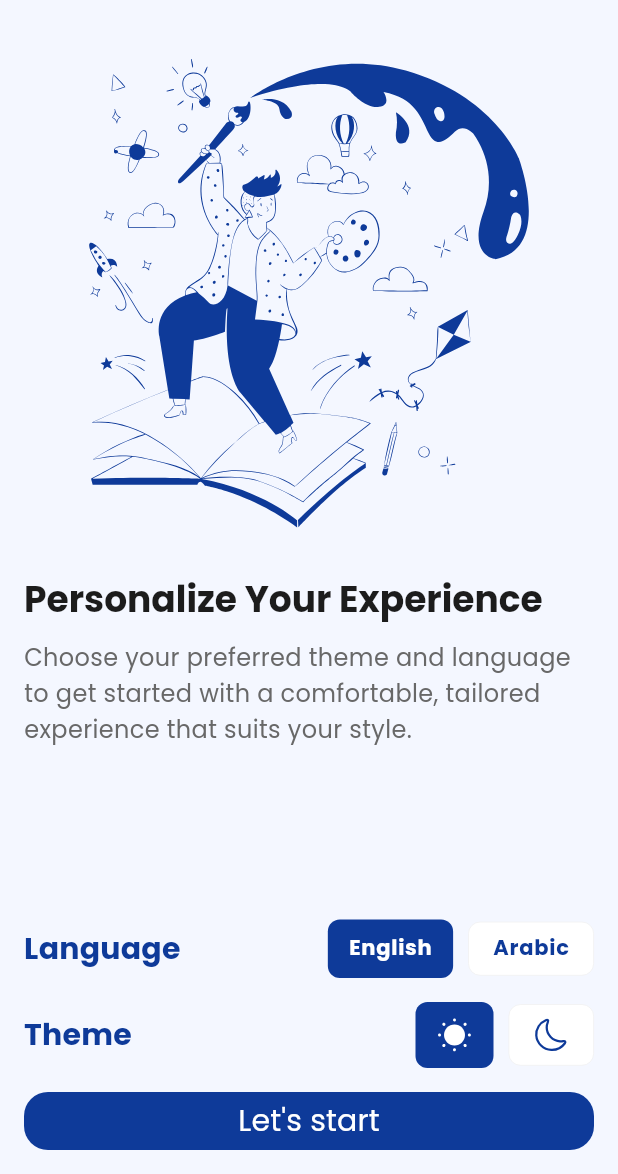
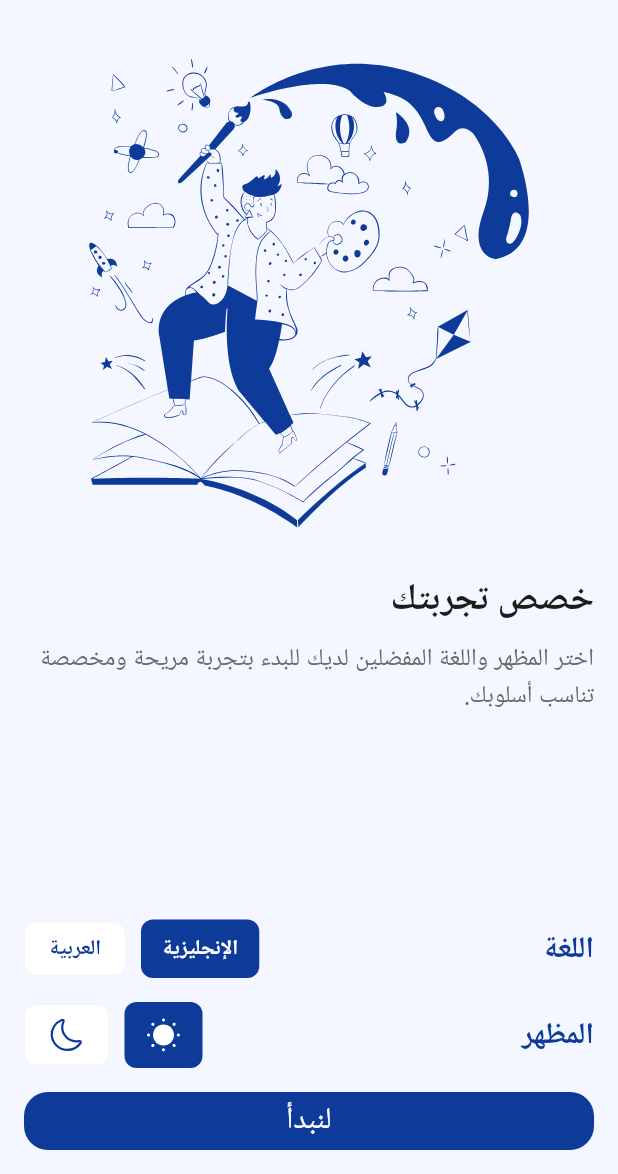
Before and after one commit to saidelhadidi/evently_app, a Flutter app: the screen it shows after launch, on a phone screen of 412 x 824 dp, the part 62-1236 px from its top. Run offline on Flutter 3.47's test engine with Material 3 defaults, Android fonts, the phone set to English and light mode, and no system bars; our stand-ins replace easy_localization, flutter_svg, shared_preferences, smooth_page_indicator.

Commit message:
feat: implement localization with English and Arabic support using easy_localization

```diff
--- a/lib/core/constants/shared_prefs_helper.dart
+++ b/lib/core/remote/local/shared_prefs_helper.dart
@@ -3,6 +3,7 @@ import 'package:shared_preferences/shared_preferences.dart';
 class SharedPrefsHelper {
   static const String onboardingKey = "isOnboarded";
   static const String themeKey = "isDarkTheme";
+  static const String languageKey = "language";
 
   static Future<void> saveOnboardingFinished() async {
     final prefs = await SharedPreferences.getInstance();
@@ -24,4 +25,13 @@ class SharedPrefsHelper {
     return prefs.getBool(themeKey) ?? false;
   }
 
+  static Future<void> saveLanguage(String langCode) async {
+    final prefs = await SharedPreferences.getInstance();
+    await prefs.setString(languageKey, langCode);
+  }
+
+  static Future<String> getLanguage() async {
+    final prefs = await SharedPreferences.getInstance();
+    return prefs.getString(languageKey) ?? "en";
+  }
 }
--- a/lib/core/resources/strings_manager.dart
+++ b/lib/core/resources/strings_manager.dart
@@ -1,55 +1,64 @@
+import 'package:easy_localization/easy_localization.dart';
+
 class StringsManager {
-  static const language = "Language";
-  static const arabic = "Arabic";
-  static const english = "English";
-  static const theme = "Theme";
-  static const skip = "Skip";
-  static const startScreenTitle = "Personalize Your Experience";
-  static const startScreenSubTitle =
-      "Choose your preferred theme and language to get started with a comfortable, tailored experience that suits your style.";
-  static const mailHintText = "Enter your email";
-  static const userHintText = "Enter your name";
-  static const passwordHintText = "Enter your password";
-  static const confirmPasswordHint = "Confirm your password";
-  static const forgetPassword = "Forget Password?";
-  static const logInPageTitle = "Login to your account";
-  static const signUpPageTitle = "Create your account";
-  static const logIn = "Login";
-  static const signUp = "Signup";
-  static const haveAccount = "Already have an account ?";
-  static const dHaveAccount = "Don't have an account ?";
-  static const loginWithGoogle = "Login with Google";
-  static const signupWithGoogle = "Sign up with Google";
-  static const resetPassword = "Reset password";
-  static const resetPasswordScreenTitle = "Forget Password";
-  static const home = "Home";
-  static const favourite = "Favorite";
-  static const profile = "Profile";
-  static const welcomeBack = "Welcome Back";
-  static const addEvent = "Add Event";
-  static const title = "Title";
-  static const eventTitleHint = "Event Title";
-  static const description = "Description";
-  static const eventDescriptionHint = "Event Description....";
-  static const eventDate = "Event Date";
-  static const chooseDate = "Choose Date";
-  static const eventTime = "Event Time";
-  static const chooseTime = "Choose Time";
-  static const eventDetails = "Event details";
-  static const editEvent = "Edit event";
-  static const updateEvent = "Update event";
-  static const searchBarHint = "Search for event";
-  static const letsStart = "Let's start";
-  static const getStarted = "Get started";
-  static const next = "Next";
-  static const darkMode="Dark mode";
-  static const logout="Logout";
+  static String get language => "language".tr();
+  static String get arabic => "arabic".tr();
+  static String get english => "english".tr();
+  static String get theme => "theme".tr();
+  static String get skip => "skip".tr();
+  static String get startScreenTitle => "startScreenTitle".tr();
+  static String get startScreenSubTitle => "startScreenSubTitle".tr();
+  static String get mailHintText => "mailHintText".tr();
+  static String get userHintText => "userHintText".tr();
+  static String get passwordHintText => "passwordHintText".tr();
+  static String get confirmPasswordHint => "confirmPasswordHint".tr();
+  static String get forgetPassword => "forgetPassword".tr();
+  static String get logInPageTitle => "logInPageTitle".tr();
+  static String get signUpPageTitle => "signUpPageTitle".tr();
+  static String get logIn => "logIn".tr();
+  static String get signUp => "signUp".tr();
+  static String get haveAccount => "haveAccount".tr();
+  static String get dHaveAccount => "dHaveAccount".tr();
+  static String get loginWithGoogle => "loginWithGoogle".tr();
+  static String get signupWithGoogle => "signupWithGoogle".tr();
+  static String get resetPassword => "resetPassword".tr();
+  static String get resetPasswordScreenTitle => "resetPasswordScreenTitle".tr();
+  static String get home => "home".tr();
+  static String get favourite => "favourite".tr();
+  static String get profile => "profile".tr();
+  static String get welcomeBack => "welcomeBack".tr();
+  static String get addEvent => "addEvent".tr();
+  static String get title => "title".tr();
+  static String get eventTitleHint => "eventTitleHint".tr();
+  static String get description => "description".tr();
+  static String get eventDescriptionHint => "eventDescriptionHint".tr();
+  static String get eventDate => "eventDate".tr();
+  static String get chooseDate => "chooseDate".tr();
+  static String get eventTime => "eventTime".tr();
+  static String get chooseTime => "chooseTime".tr();
+  static String get eventDetails => "eventDetails".tr();
+  static String get editEvent => "editEvent".tr();
+  static String get updateEvent => "updateEvent".tr();
+  static String get searchBarHint => "searchBarHint".tr();
+  static String get letsStart => "letsStart".tr();
+  static String get getStarted => "getStarted".tr();
+  static String get next => "next".tr();
+  static String get darkMode => "darkMode".tr();
+  static String get logout => "logout".tr();
 
   //Categories
-  static const all = "All";
-  static const meeting = "Meeting";
-  static const bookClub = "Book Club";
-  static const birthday = "Birthday";
-  static const sport = "Sport";
-  static const exhibition = "Exhibition";
+  static String get all => "all".tr();
+  static String get meeting => "meeting".tr();
+  static String get bookClub => "bookClub".tr();
+  static String get birthday => "birthday".tr();
+  static String get sport => "sport".tr();
+  static String get exhibition => "exhibition".tr();
+
+  // Onboarding
+  static String get onBoardingTitle1 => "onBoardingTitle1".tr();
+  static String get onBoardingSubTitle1 => "onBoardingSubTitle1".tr();
+  static String get onBoardingTitle2 => "onBoardingTitle2".tr();
+  static String get onBoardingSubTitle2 => "onBoardingSubTitle2".tr();
+  static String get onBoardingTitle3 => "onBoardingTitle3".tr();
+  static String get onBoardingSubTitle3 => "onBoardingSubTitle3".tr();
 }
--- a/lib/evently_app.dart
+++ b/lib/evently_app.dart
@@ -1,3 +1,4 @@
+import 'package:easy_localization/easy_localization.dart';
 import 'package:evently_app/core/theme/app_theme.dart';
 import 'package:evently_app/features/auth/log_in_screen.dart';
 import 'package:evently_app/features/auth/reset_password_screen.dart';
@@ -28,6 +29,9 @@ class EventlyApp extends StatelessWidget {
       child: Consumer<SettingsProvider>(
         builder: (context, provider, child) {
           return MaterialApp(
+            localizationsDelegates: context.localizationDelegates,
+            supportedLocales: context.supportedLocales,
+            locale: context.locale,
             debugShowCheckedModeBanner: false,
             theme: AppTheme.lightMode,
             darkTheme: AppTheme.darkMode,
--- a/lib/features/home/widgets/home_header_widget.dart
+++ b/lib/features/home/widgets/home_header_widget.dart
@@ -14,10 +14,10 @@ class HomeHeaderWidget extends StatelessWidget {
     return Padding(
       padding: const EdgeInsets.all(16),
       child: Row(
-        mainAxisAlignment: .spaceBetween,
+        mainAxisAlignment: MainAxisAlignment.spaceBetween,
         children: [
           Column(
-            crossAxisAlignment: .start,
+            crossAxisAlignment: CrossAxisAlignment.start,
             children: [
               Text(
                 StringsManager.welcomeBack,
@@ -51,7 +51,7 @@ class HomeHeaderWidget extends StatelessWidget {
               InkWell(
                 borderRadius: BorderRadius.circular(8),
                 onTap: () {
-                  provider.changeLanguage(!provider.isEnglish);
+                  provider.changeLanguage(!provider.isEnglish, context);
                 },
                 child: Container(
                   width: 45,
--- a/lib/features/onboarding/models/onboarding_data.dart
+++ b/lib/features/onboarding/models/onboarding_data.dart
@@ -1,4 +1,6 @@
 import 'package:evently_app/core/resources/assets_manager.dart';
+import 'package:evently_app/core/resources/strings_manager.dart';
+
 class OnBoardingData {
   final String image;
   final String title;
@@ -10,24 +12,21 @@ class OnBoardingData {
     required this.subTitle,
   });
 
-  static List<OnBoardingData> onBoardingScreens = [
+  static List<OnBoardingData> get onBoardingScreens => [
         OnBoardingData(
           image: AssetsManager.onBoardingImage1,
-      title: 'Find Events That Inspire You',
-      subTitle:
-          "Dive into a world of events crafted to fit your unique interests. Whether you're into live music, art workshops, professional networking, or simply discovering new experiences, we have something for everyone. Our curated recommendations will help you explore, connect, and make the most of every opportunity around you.",
+          title: StringsManager.onBoardingTitle1,
+          subTitle: StringsManager.onBoardingSubTitle1,
         ),
         OnBoardingData(
           image: AssetsManager.onBoardingImage2,
-      title: "Effortless Event Planning",
-      subTitle:
-          "Take the hassle out of organizing events with our all-in-one planning tools. From setting up invites and managing RSVPs to scheduling reminders and coordinating details, we’ve got you covered. Plan with ease and focus on what matters – creating an unforgettable experience for you and your guests.",
+          title: StringsManager.onBoardingTitle2,
+          subTitle: StringsManager.onBoardingSubTitle2,
         ),
         OnBoardingData(
           image: AssetsManager.onBoardingImage3,
-      title: "Connect with Friends & Share Moments",
-      subTitle:
-          "Make every event memorable by sharing the experience with others. Our platform lets you invite friends, keep everyone in the loop, and celebrate moments together. Capture and share the excitement with your network, so you can relive the highlights and cherish the memories.",
+          title: StringsManager.onBoardingTitle3,
+          subTitle: StringsManager.onBoardingSubTitle3,
         ),
       ];
 }
--- a/lib/features/onboarding/onboarding_screen.dart
+++ b/lib/features/onboarding/onboarding_screen.dart
@@ -7,7 +7,7 @@ import 'package:evently_app/features/onboarding/widgets/onboarding_item.dart';
 import 'package:flutter/material.dart';
 import 'package:provider/provider.dart';
 import 'package:smooth_page_indicator/smooth_page_indicator.dart';
-import '../../core/constants/shared_prefs_helper.dart';
+import '../../core/remote/local/shared_prefs_helper.dart';
 import '../../core/resources/size_manager.dart';
 import '../../core/theme/app_colors.dart';
 import '../../core/widgets/custom_back_button.dart';
--- a/lib/features/onboarding/start_screen.dart
+++ b/lib/features/onboarding/start_screen.dart
@@ -27,7 +27,7 @@ class StartScreen extends StatelessWidget {
             children: [
               SvgPicture.asset(
                 AssetsManager.startImage,
-                alignment: .topCenter,
+                alignment: Alignment.topCenter,
                 height: SizeManager.getScreenHeight(context) * 0.4,
                 colorFilter: ColorFilter.mode(
                   Theme.of(context).colorScheme.onPrimaryContainer,
@@ -42,7 +42,7 @@ class StartScreen extends StatelessWidget {
                     Expanded(
                       child: SingleChildScrollView(
                         child: Column(
-                          crossAxisAlignment: .start,
+                          crossAxisAlignment: CrossAxisAlignment.start,
                           children: [
                             Text(
                               StringsManager.startScreenTitle,
@@ -60,8 +60,7 @@ class StartScreen extends StatelessWidget {
                     Consumer<SettingsProvider>(
                       builder: (context, manager, child) {
                         return Column(
-                          mainAxisAlignment: .end,
-                          spacing: 16,
+                          mainAxisAlignment: MainAxisAlignment.end,
                           children: [
                             Row(
                               children: [
@@ -108,12 +107,13 @@ class StartScreen extends StatelessWidget {
                                         ),
                                   ),
                                   isChoice1Selected: manager.isEnglish,
-                                  onChanged: (bool p1) {
-                                    manager.changeLanguage(p1);
+                                  onChanged: (bool isEnglishSelected) {
+                                    manager.changeLanguage(isEnglishSelected, context);
                                   },
                                 ),
                               ],
                             ),
+                            const SizedBox(height: 16),
                             Row(
                               children: [
                                 Expanded(
@@ -162,6 +162,7 @@ class StartScreen extends StatelessWidget {
                                 ),
                               ],
                             ),
+                            const SizedBox(height: 16),
                             CustomPrimaryButton(
                               title: StringsManager.letsStart,
                               onPressed: () {
--- a/lib/features/splash/splash_screen.dart
+++ b/lib/features/splash/splash_screen.dart
@@ -1,4 +1,4 @@
-import 'package:evently_app/core/constants/shared_prefs_helper.dart';
+import 'package:evently_app/core/remote/local/shared_prefs_helper.dart';
 import 'package:evently_app/core/resources/assets_manager.dart';
 import 'package:evently_app/features/onboarding/start_screen.dart';
 import 'package:flutter/material.dart';
--- a/pubspec.yaml
+++ b/pubspec.yaml
@@ -41,6 +41,7 @@ dependencies:
   smooth_page_indicator: ^2.0.1
   intl: ^0.20.2
   shared_preferences: ^2.5.4
+  easy_localization: ^3.0.8
 
 dev_dependencies:
   flutter_test:
@@ -76,6 +77,7 @@ flutter:
      - assets/images/categories/darkMode/
      - assets/icons/eventActions/
      - assets/readme/
+     - assets/translations/
 #     - images/a_dot_ham.jpeg
 
   # An image asset can refer to one or more resolution-specific "variants", see
```
Also changed, not shown: assets/translations/ar.json (added, +58 -0 lines), assets/translations/en.json (added, +58 -0 lines), lib/main.dart (+10 -1 lines), lib/providers/settings_provider.dart (+18 -7 lines), pubspec.lock, 3 other files. Lines whose indentation alone changed are shown as unchanged.
